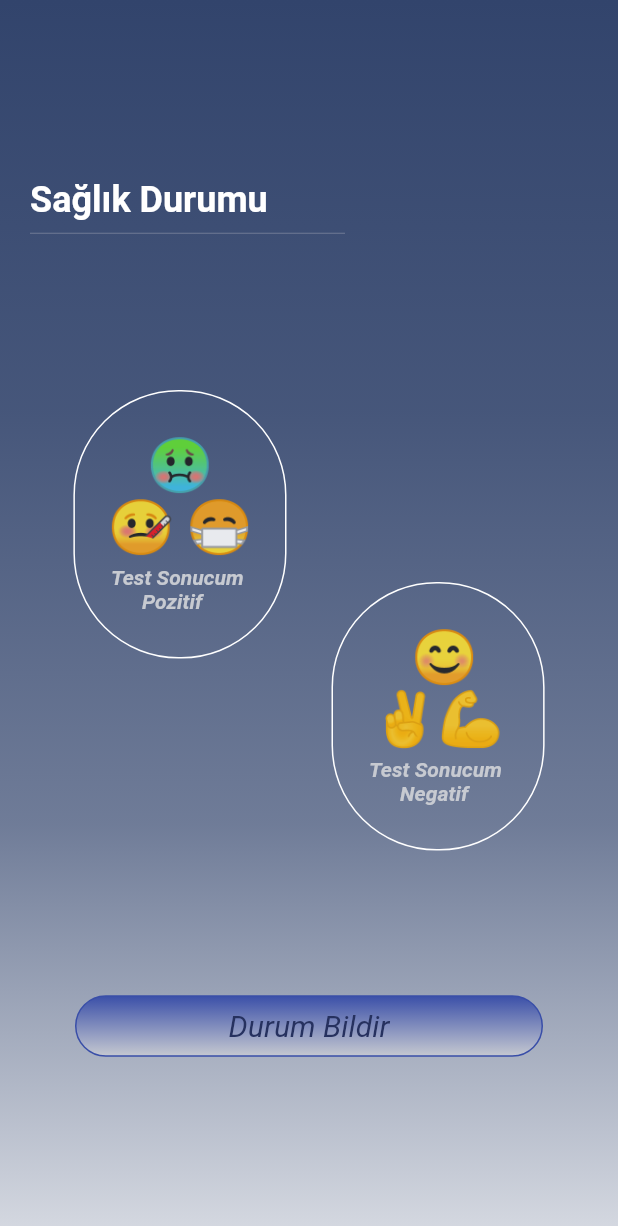
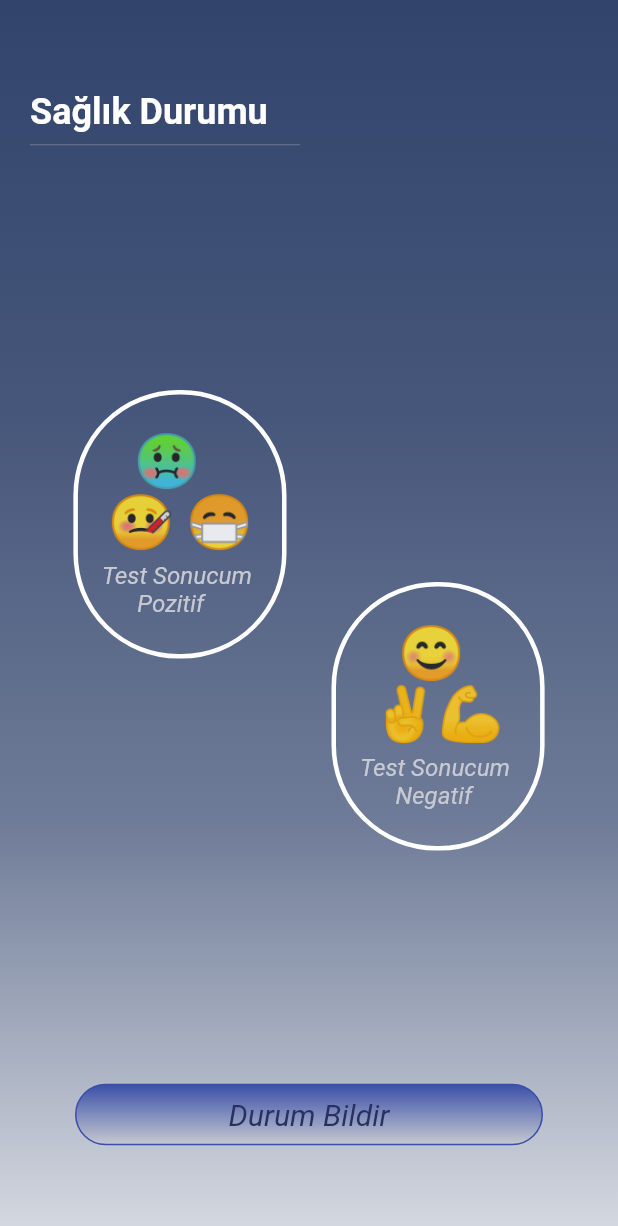
Before and after one commit to CrossPlatformers/pinemoji, a Flutter app: the screen it shows after launch, on a phone screen of 412 x 824 dp. Shown: the top 1226 px of the screen. Run offline on Flutter 3.47's test engine with Material 2 defaults, Android fonts, the light colour scheme and no system bars.

Commit message:
health design changes

```diff
--- a/lib/pages/health.dart
+++ b/lib/pages/health.dart
@@ -42,22 +42,22 @@ class HealthStatus extends StatelessWidget {
             Padding(
               padding: const EdgeInsets.only(left: 20),
               child: SizedBox(
-                width: 210,
+                width: 180,
                 child: Divider(
                   color: Color.fromRGBO(226, 221, 221, 0.3),
                 ),
               ),
             ),
             Container(
-                height: 500,
+                height: size.height - size.height / 4,
                 child: HealthWidgetController(
                   healthStatusModelList: [
                     HealthStatusModel(
-                      emoji: "   🤢\n🤒 😷",
+                      emoji: "  🤢\n🤒 😷",
                       text: "Test Sonucum \n      Pozitif",
                     ),
                     HealthStatusModel(
-                      emoji: "   😊\n✌💪",
+                      emoji: "  😊\n✌💪",
                       text: "Test Sonucum \n      Negatif",
                     ),
                   ],
--- a/lib/widgets/health-widget.dart
+++ b/lib/widgets/health-widget.dart
@@ -7,19 +7,21 @@ class HealthStatusModel {
 
   HealthStatusModel({this.emoji, this.text});
 }
+
 class HealthStatusContent extends StatelessWidget {
-
   final HealthStatusModel healthStatusModel;
 
-
-  const HealthStatusContent({Key key, this.healthStatusModel}) : super(key: key);@override
+  const HealthStatusContent({Key key, this.healthStatusModel})
+      : super(key: key);
+  @override
   Widget build(BuildContext context) {
     final size = MediaQuery.of(context).size;
     return Container(
       decoration: BoxDecoration(
         borderRadius: BorderRadius.circular(70),
         border: Border.all(
-          color: healthStatusModel.isActive ? Colors.redAccent : Colors.white,
+          width: 3,
+          color: healthStatusModel.isActive ? Color(0xFFF93963) : Colors.white,
         ),
       ),
       height: size.width / 2.3,
@@ -39,9 +41,8 @@ class HealthStatusContent extends StatelessWidget {
           Text(
             healthStatusModel.text,
             style: TextStyle(
-              fontSize: 14,
+              fontSize: 16,
               fontStyle: FontStyle.italic,
-              fontWeight: FontWeight.bold,
               color: Color(0xFFC7CAD1),
             ),
           )
```
